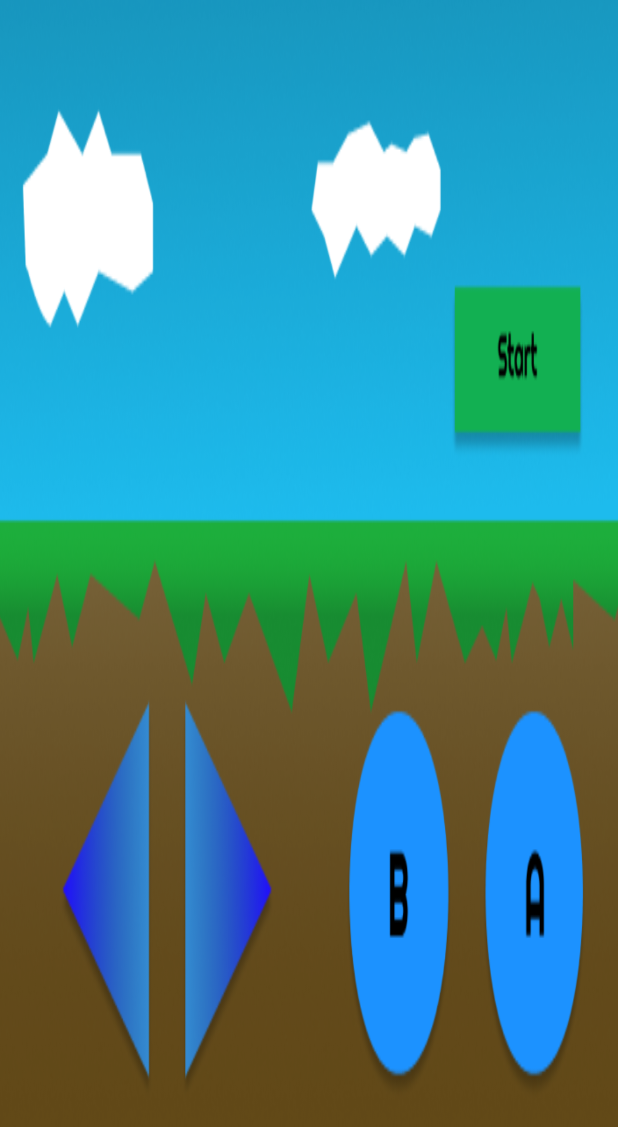
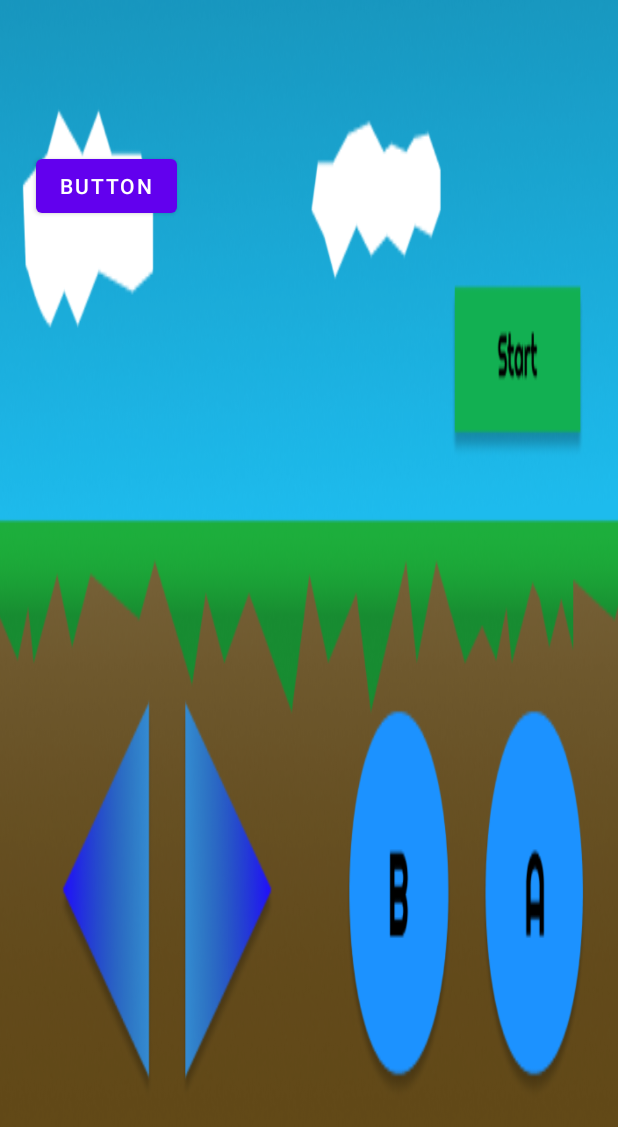
Before and after one commit to AHTepsilon/proyecto1Controller, an Android app: the layout activity_main.xml on its own in the app's theme, with its tools: preview values and no code run, on a phone screen of 412 x 824 dp. Shown: the top 1127 px of the screen. Run offline under Robolectric (Android 15) with nearby library versions, the phone set to English and light mode, and no system bars.

Commit message:
why the FUCK is it not working???

```diff
--- a/app/build.gradle
+++ b/app/build.gradle
@@ -35,4 +35,5 @@ dependencies {
     testImplementation 'junit:junit:4.+'
     androidTestImplementation 'androidx.test.ext:junit:1.1.3'
     androidTestImplementation 'androidx.test.espresso:espresso-core:3.4.0'
+    implementation group: 'com.google.code.gson', name: 'gson', version: '2.8.8'
 }
--- a/app/src/main/res/layout/activity_main.xml
+++ b/app/src/main/res/layout/activity_main.xml
@@ -67,4 +67,16 @@
         app:layout_constraintStart_toStartOf="parent"
         app:layout_constraintTop_toTopOf="parent"
         app:layout_constraintVertical_bias="0.26" />
+
+    <Button
+        android:id="@+id/button"
+        android:layout_width="wrap_content"
+        android:layout_height="wrap_content"
+        android:text="Button"
+        app:layout_constraintBottom_toBottomOf="parent"
+        app:layout_constraintEnd_toEndOf="parent"
+        app:layout_constraintHorizontal_bias="0.075"
+        app:layout_constraintStart_toStartOf="parent"
+        app:layout_constraintTop_toTopOf="parent"
+        app:layout_constraintVertical_bias="0.129" />
 </androidx.constraintlayout.widget.ConstraintLayout>
```
Also changed, not shown: app/src/main/java/com/example/proyectocontroller/MainActivity.java (+31 -4 lines).
